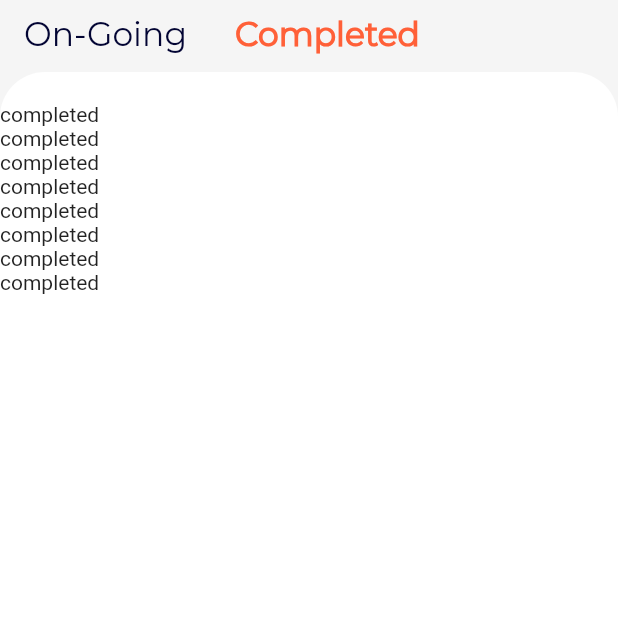
After one commit to ecode-ethiopia/autoassit, a Flutter app: the JobRecords screen opened directly, tab 2 chosen, on a phone screen of 412 x 824 dp, the top half of it. The commit adds this screen. Run offline on Flutter 3.47's test engine with Material 2 defaults, Android fonts, the phone set to English and light mode, and no system bars; drawn by our look-alikes of overlay_support; our stand-ins replace awesome_dialog, connectivity, firebase_auth, font_awesome_flutter, google_fonts, progress_dialog and 2 more; missing offline and left inert: connection_status_bar, flutter_alert, flutter_skeleton, folding_cell; accounts and stored records are empty; network calls fail.

Commit message:
job records halfy done

```diff
--- a/lib/Screens/HomePage/homeWidgets/service_cards.dart
+++ b/lib/Screens/HomePage/homeWidgets/service_cards.dart
@@ -1,3 +1,4 @@
+import 'package:autoassit/Screens/Jobs/job_Records.dart';
 import 'package:autoassit/Screens/Vehicle/pre_vehi_list.dart';
 import 'package:flutter/material.dart';
 
@@ -38,12 +39,18 @@ class _ServicesListState extends State<ServicesList> {
                     builder: (context) => PreVehicleList(),
                   ),
                 );
-              }),
+              }
+              ),
               SizedBox(width: 15.0),
               getServicesCard(
                   'assets/images/jobrecords.png', '    Job\nRecords',
                   onTap: () {
-                print("Go to view customer screen !");
+               Navigator.push(
+                  context,
+                  MaterialPageRoute(
+                    builder: (context) => JobRecords(),
+                  ),
+                );
               }),
               SizedBox(width: 15.0),
               getServicesCard('assets/images/products.png', 'Products',
--- /dev/null
+++ b/lib/Screens/Jobs/job_Records.dart
@@ -0,0 +1,170 @@
+import 'package:autoassit/Screens/HomePage/homeWidgets/project_card_tile.dart';
+import 'package:flutter/material.dart';
+
+class JobRecords extends StatefulWidget {
+  @override
+  _JobRecordsState createState() => _JobRecordsState();
+}
+
+class _JobRecordsState extends State<JobRecords>
+    with SingleTickerProviderStateMixin {
+  TabController tabController;
+  String state = "Followers";
+
+  @override
+  void initState() {
+    super.initState();
+    tabController = TabController(vsync: this, length: 2);
+  }
+
+  @override
+  Widget build(BuildContext context) {
+    return Scaffold(
+      backgroundColor: Colors.grey[100],
+      // appBar: SearchAppBar(
+      //   color1: Colors.grey[100],
+      //   color2: Colors.white,
+      // ),
+      body: Column(
+        crossAxisAlignment: CrossAxisAlignment.start,
+        children: <Widget>[
+          Container(
+            decoration: BoxDecoration(color: Colors.transparent),
+            child: _buildTabBar(context),
+          ),
+          Flexible(
+            child: _buildTabView(context),
+          ),
+        ],
+      ),
+    );
+  }
+
+  Widget _buildTabView(BuildContext context) {
+    return TabBarView(
+      controller: tabController,
+      children: <Widget>[
+        FollowersContent(),
+        FollowingContent(),
+      ],
+    );
+  }
+
+  Widget _buildTabBar(BuildContext context) {
+    return TabBar(
+      controller: tabController,
+      indicatorColor: Colors.transparent,
+      labelColor: Color(0xFFFF6038),
+      labelStyle: TextStyle(fontWeight: FontWeight.bold),
+      unselectedLabelStyle: TextStyle(fontWeight: FontWeight.normal),
+      unselectedLabelColor: Color(0xFF020433),
+      isScrollable: true,
+      tabs: <Widget>[
+        getTabs('On-Going'),
+        getTabs('Completed'),
+      ],
+    );
+  }
+
+  getTabs(String title) {
+    return Tab(
+      child: Text(
+        title,
+        style: TextStyle(
+          fontSize: 22.0,
+          fontFamily: 'Montserrat',
+        ),
+      ),
+    );
+  }
+}
+
+class FollowersContent extends StatelessWidget {
+  @override
+  Widget build(BuildContext context) {
+    return Container(
+      padding: EdgeInsets.fromLTRB(0, 20, 0, 20),
+      decoration: BoxDecoration(
+        borderRadius: BorderRadius.circular(30),
+        color: Colors.white,
+      ),
+      child: ProjectCardTile()
+
+      // ListView(
+      //   children: <Widget>[
+      //     Text("ongoing"),
+      //     Text("ongoing"),
+      //     Text("ongoing"),
+      //     Text("ongoing"),
+      //     Text("ongoing"),
+      //     Text("ongoing"),
+      //     Text("ongoing"),
+      //     // UserCardItem(),
+      //     // UserCardItem(),
+      //     // UserCardItem(),
+      //     // UserCardItem(),
+      //     // UserCardItem(),
+      //     // UserCardItem(),
+      //   ],
+      // ),
+    );
+  }
+}
+
+class FollowingContent extends StatelessWidget {
+  @override
+  Widget build(BuildContext context) {
+    return Container(
+      padding: EdgeInsets.fromLTRB(0, 20, 0, 20),
+      decoration: BoxDecoration(
+        borderRadius: BorderRadius.circular(30),
+        color: Colors.white,
+      ),
+      child: ListView(
+        children: <Widget>[
+        Text("completed"),
+        Text("completed"),
+        Text("completed"),
+        Text("completed"),
+        Text("completed"),
+        Text("completed"),
+        Text("completed"),
+        Text("completed"),
+
+        ],
+      ),
+    );
+  }
+}
+
+// class UserCardItem extends StatelessWidget {
+//   final bool isFollowed;
+//   final bool withBorder;
+//   UserCardItem({
+//     this.isFollowed = false,
+//     this.withBorder = false,
+//   });
+//   @override
+//   Widget build(BuildContext context) {
+//     return UserCard(
+//       (!isFollowed)
+//           ? RoundedBorderButton(
+//               "FOLLOW",
+//               color1: Color.fromRGBO(255, 94, 58, 1),
+//               color2: Color.fromRGBO(255, 149, 0, 1),
+//               textColor: Colors.white,
+//               width: 100,
+//               shadowColor: Colors.transparent,
+//             )
+//           : RoundedBorderButton(
+//               "MESSAGE",
+//               color1: Colors.grey[100],
+//               color2: Colors.grey[100],
+//               textColor: Colors.blueGrey[800],
+//               width: 100,
+//               shadowColor: Colors.transparent,
+//             ),
+//       withBorder: withBorder,
+//     );
+//   }
+// }
```
